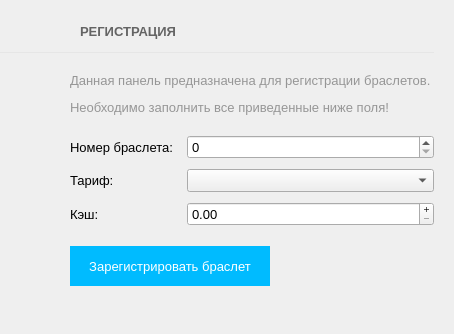
Baxulio/Attraction, file Client/RegisterForm.ui: the form before one commit.
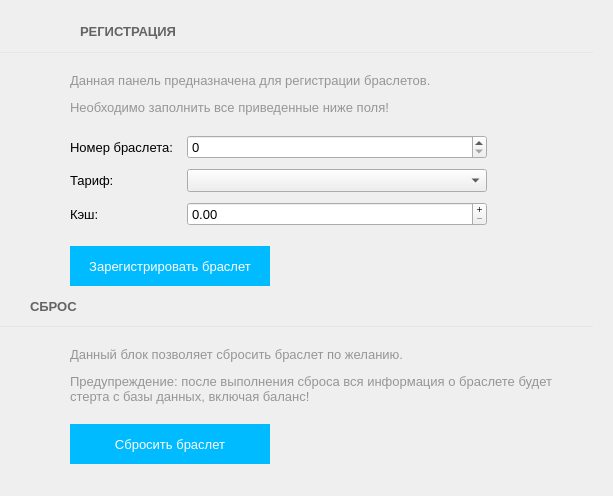
The form after the commit. Icons and pictures are not drawn.

```diff
--- a/Client/RegisterForm.ui
+++ b/Client/RegisterForm.ui
@@ -6,14 +6,14 @@
    <rect>
     <x>0</x>
     <y>0</y>
-    <width>454</width>
-    <height>334</height>
+    <width>613</width>
+    <height>496</height>
    </rect>
   </property>
   <property name="windowTitle">
    <string>Form</string>
   </property>
-  <layout class="QVBoxLayout" name="verticalLayout_3">
+  <layout class="QVBoxLayout" name="verticalLayout_3" stretch="0,0,0,0,0,0,1">
    <property name="spacing">
     <number>10</number>
    </property>
@@ -174,10 +174,13 @@
       </layout>
      </item>
      <item>
-      <layout class="QVBoxLayout" name="verticalLayout">
+      <layout class="QVBoxLayout" name="verticalLayout" stretch="0,0,0">
        <property name="spacing">
         <number>20</number>
        </property>
+       <property name="sizeConstraint">
+        <enum>QLayout::SetDefaultConstraint</enum>
+       </property>
        <item>
         <widget class="QLabel" name="label_5">
          <property name="font">
@@ -188,70 +191,25 @@
          <property name="text">
           <string>&lt;html&gt;&lt;head/&gt;&lt;body&gt;&lt;p&gt;&lt;span style=&quot; color:#969696;&quot;&gt;Данная панель предназначена для регистрации браслетов. &lt;/span&gt;&lt;/p&gt;&lt;p&gt;&lt;span style=&quot; color:#969696;&quot;&gt;Необходимо заполнить все приведенные ниже поля!&lt;/span&gt;&lt;/p&gt;&lt;/body&gt;&lt;/html&gt;</string>
          </property>
+         <property name="wordWrap">
+          <bool>false</bool>
+         </property>
         </widget>
        </item>
        <item>
         <layout class="QFormLayout" name="formLayout">
+         <property name="sizeConstraint">
+          <enum>QLayout::SetDefaultConstraint</enum>
+         </property>
+         <property name="fieldGrowthPolicy">
+          <enum>QFormLayout::AllNonFixedFieldsGrow</enum>
+         </property>
          <property name="horizontalSpacing">
           <number>5</number>
          </property>
          <property name="verticalSpacing">
           <number>10</number>
          </property>
-         <item row="0" column="0">
-          <widget class="QLabel" name="label">
-           <property name="font">
-            <font>
-             <pointsize>10</pointsize>
-            </font>
-           </property>
-           <property name="text">
-            <string>Номер браслета:  </string>
-           </property>
-          </widget>
-         </item>
-         <item row="0" column="1">
-          <widget class="QSpinBox" name="bracer_number_spinBox">
-           <property name="maximumSize">
-            <size>
-             <width>300</width>
-             <height>300</height>
-            </size>
-           </property>
-           <property name="font">
-            <font>
-             <pointsize>10</pointsize>
-            </font>
-           </property>
-          </widget>
-         </item>
-         <item row="1" column="0">
-          <widget class="QLabel" name="label_2">
-           <property name="font">
-            <font>
-             <pointsize>10</pointsize>
-            </font>
-           </property>
-           <property name="text">
-            <string>Тариф:                   </string>
-           </property>
-          </widget>
-         </item>
-         <item row="1" column="1">
-          <widget class="QComboBox" name="tariff_comboBox">
-           <property name="maximumSize">
-            <size>
-             <width>300</width>
-             <height>300</height>
-            </size>
-           </property>
-           <property name="font">
-            <font>
-             <pointsize>10</pointsize>
-            </font>
-           </property>
-          </widget>
-         </item>
          <item row="2" column="0">
           <widget class="QLabel" name="label_28">
            <property name="font">
@@ -266,10 +224,16 @@
          </item>
          <item row="2" column="1">
           <widget class="QDoubleSpinBox" name="cash_doubleSpinBox">
+           <property name="sizePolicy">
+            <sizepolicy hsizetype="Minimum" vsizetype="Fixed">
+             <horstretch>0</horstretch>
+             <verstretch>0</verstretch>
+            </sizepolicy>
+           </property>
            <property name="maximumSize">
             <size>
              <width>300</width>
-             <height>300</height>
+             <height>16777215</height>
             </size>
            </property>
            <property name="font">
@@ -291,6 +255,72 @@
            </property>
           </widget>
          </item>
+         <item row="1" column="0">
+          <widget class="QLabel" name="label_2">
+           <property name="font">
+            <font>
+             <pointsize>10</pointsize>
+            </font>
+           </property>
+           <property name="text">
+            <string>Тариф:                   </string>
+           </property>
+          </widget>
+         </item>
+         <item row="1" column="1">
+          <widget class="QComboBox" name="tariff_comboBox">
+           <property name="sizePolicy">
+            <sizepolicy hsizetype="Preferred" vsizetype="Fixed">
+             <horstretch>0</horstretch>
+             <verstretch>0</verstretch>
+            </sizepolicy>
+           </property>
+           <property name="maximumSize">
+            <size>
+             <width>300</width>
+             <height>16777215</height>
+            </size>
+           </property>
+           <property name="font">
+            <font>
+             <pointsize>10</pointsize>
+            </font>
+           </property>
+          </widget>
+         </item>
+         <item row="0" column="0">
+          <widget class="QLabel" name="label">
+           <property name="font">
+            <font>
+             <pointsize>10</pointsize>
+            </font>
+           </property>
+           <property name="text">
+            <string>Номер браслета:  </string>
+           </property>
+          </widget>
+         </item>
+         <item row="0" column="1">
+          <widget class="QSpinBox" name="bracer_number_spinBox">
+           <property name="sizePolicy">
+            <sizepolicy hsizetype="Minimum" vsizetype="Fixed">
+             <horstretch>0</horstretch>
+             <verstretch>0</verstretch>
+            </sizepolicy>
+           </property>
+           <property name="maximumSize">
+            <size>
+             <width>300</width>
+             <height>16777215</height>
+            </size>
+           </property>
+           <property name="font">
+            <font>
+             <pointsize>10</pointsize>
+            </font>
+           </property>
+          </widget>
+         </item>
         </layout>
        </item>
        <item>
@@ -340,6 +370,122 @@
          </item>
         </layout>
        </item>
+      </layout>
+     </item>
+    </layout>
+   </item>
+   <item>
+    <layout class="QHBoxLayout" name="horizontalLayout_3">
+     <property name="leftMargin">
+      <number>30</number>
+     </property>
+     <item>
+      <widget class="QLabel" name="label_6">
+       <property name="font">
+        <font>
+         <pointsize>10</pointsize>
+         <weight>75</weight>
+         <bold>true</bold>
+        </font>
+       </property>
+       <property name="styleSheet">
+        <string notr="true">color: rgb(100, 100, 100);</string>
+       </property>
+       <property name="text">
+        <string>СБРОС</string>
+       </property>
+      </widget>
+     </item>
+     <item>
+      <spacer name="horizontalSpacer_3">
+       <property name="orientation">
+        <enum>Qt::Horizontal</enum>
+       </property>
+       <property name="sizeHint" stdset="0">
+        <size>
+         <width>40</width>
+         <height>20</height>
+        </size>
+       </property>
+      </spacer>
+     </item>
+    </layout>
+   </item>
+   <item>
+    <widget class="Line" name="line_2">
+     <property name="minimumSize">
+      <size>
+       <width>0</width>
+       <height>1</height>
+      </size>
+     </property>
+     <property name="maximumSize">
+      <size>
+       <width>16777215</width>
+       <height>1</height>
+      </size>
+     </property>
+     <property name="styleSheet">
+      <string notr="true">background-color:rgba(230, 230, 230, 255);
+</string>
+     </property>
+     <property name="lineWidth">
+      <number>0</number>
+     </property>
+     <property name="orientation">
+      <enum>Qt::Horizontal</enum>
+     </property>
+    </widget>
+   </item>
+   <item>
+    <layout class="QHBoxLayout" name="horizontalLayout_4">
+     <property name="spacing">
+      <number>20</number>
+     </property>
+     <property name="leftMargin">
+      <number>30</number>
+     </property>
+     <property name="topMargin">
+      <number>10</number>
+     </property>
+     <item>
+      <layout class="QVBoxLayout" name="verticalLayout_4">
+       <property name="spacing">
+        <number>5</number>
+       </property>
+       <property name="topMargin">
+        <number>0</number>
+       </property>
+       <property name="rightMargin">
+        <number>0</number>
+       </property>
+       <item>
+        <widget class="QLabel" name="label_7">
+         <property name="minimumSize">
+          <size>
+           <width>20</width>
+           <height>20</height>
+          </size>
+         </property>
+         <property name="maximumSize">
+          <size>
+           <width>20</width>
+           <height>20</height>
+          </size>
+         </property>
+         <property name="font">
+          <font>
+           <pointsize>12</pointsize>
+          </font>
+         </property>
+         <property name="pixmap">
+          <pixmap resource="clientresources.qrc">:/images/mimiGlyphs/mimiGlyphs/png/51.png</pixmap>
+         </property>
+         <property name="scaledContents">
+          <bool>true</bool>
+         </property>
+        </widget>
+       </item>
        <item>
         <spacer name="verticalSpacer_2">
          <property name="orientation">
@@ -355,8 +501,90 @@
        </item>
       </layout>
      </item>
+     <item>
+      <layout class="QVBoxLayout" name="verticalLayout_5">
+       <property name="spacing">
+        <number>20</number>
+       </property>
+       <item>
+        <widget class="QLabel" name="label_8">
+         <property name="font">
+          <font>
+           <pointsize>10</pointsize>
+          </font>
+         </property>
+         <property name="text">
+          <string>&lt;html&gt;&lt;head/&gt;&lt;body&gt;&lt;p&gt;&lt;span style=&quot; color:#969696;&quot;&gt;Данный блок позволяет сбросить браслет по желанию. &lt;/span&gt;&lt;/p&gt;&lt;p&gt;&lt;span style=&quot; color:#969696;&quot;&gt;Предупреждение: после выполнения сброса вся информация о браслете будет стерта с базы данных, включая баланс!&lt;/span&gt;&lt;/p&gt;&lt;/body&gt;&lt;/html&gt;</string>
+         </property>
+         <property name="wordWrap">
+          <bool>true</bool>
+         </property>
+        </widget>
+       </item>
+       <item>
+        <layout class="QHBoxLayout" name="horizontalLayout_6">
+         <item>
+          <widget class="QPushButton" name="proceed_bracer_pushButton_2">
+           <property name="minimumSize">
+            <size>
+             <width>200</width>
+             <height>40</height>
+            </size>
+           </property>
+           <property name="font">
+            <font>
+             <pointsize>10</pointsize>
+            </font>
+           </property>
+           <property name="styleSheet">
+            <string notr="true">QAbstractButton{
+color: rgb(255, 255, 255);
+border:none;
+	background-color: rgb(0, 187, 255);
+}
+QAbstractButton:hover{
+/*background-color: rgb(255, 170, 0);*/
+	background-color: rgb(0, 187, 255, 50%);
+
+}</string>
+           </property>
+           <property name="text">
+            <string>Сбросить браслет</string>
+           </property>
+          </widget>
+         </item>
+         <item>
+          <spacer name="horizontalSpacer_4">
+           <property name="orientation">
+            <enum>Qt::Horizontal</enum>
+           </property>
+           <property name="sizeHint" stdset="0">
+            <size>
+             <width>40</width>
+             <height>20</height>
+            </size>
+           </property>
+          </spacer>
+         </item>
+        </layout>
+       </item>
+      </layout>
+     </item>
     </layout>
    </item>
+   <item>
+    <spacer name="verticalSpacer_5">
+     <property name="orientation">
+      <enum>Qt::Vertical</enum>
+     </property>
+     <property name="sizeHint" stdset="0">
+      <size>
+       <width>20</width>
+       <height>40</height>
+      </size>
+     </property>
+    </spacer>
+   </item>
   </layout>
  </widget>
  <resources>
```
